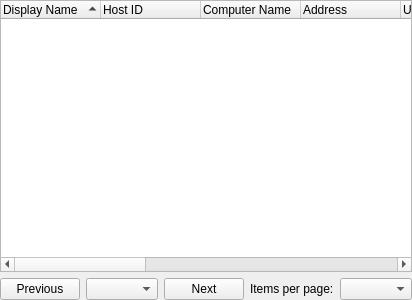
dchapyshev/aspia, file source/client/desktop/management/router_group_widget.ui: the form before one commit.
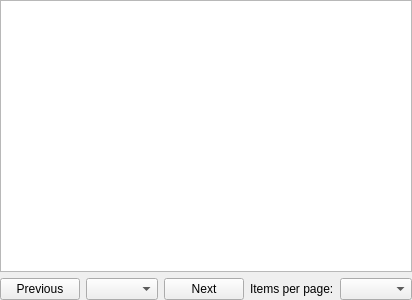
The form after the commit. Icons and pictures are not drawn. Custom widgets are drawn as their Qt base class.

Commit message: Using item model.

Patch:
```diff
--- a/source/client/desktop/management/router_group_widget.ui
+++ b/source/client/desktop/management/router_group_widget.ui
@@ -24,7 +24,7 @@
     <number>0</number>
    </property>
    <item>
-    <widget class="QTreeWidget" name="tree_host">
+    <widget class="QTreeView" name="tree_host">
      <property name="contextMenuPolicy">
       <enum>Qt::ContextMenuPolicy::CustomContextMenu</enum>
      </property>
@@ -37,69 +37,6 @@
      <property name="sortingEnabled">
       <bool>true</bool>
      </property>
-     <property name="columnCount">
-      <number>12</number>
-     </property>
-     <column>
-      <property name="text">
-       <string>Display Name</string>
-      </property>
-     </column>
-     <column>
-      <property name="text">
-       <string>Host ID</string>
-      </property>
-     </column>
-     <column>
-      <property name="text">
-       <string>Computer Name</string>
-      </property>
-     </column>
-     <column>
-      <property name="text">
-       <string>Address</string>
-      </property>
-     </column>
-     <column>
-      <property name="text">
-       <string>User Name</string>
-      </property>
-     </column>
-     <column>
-      <property name="text">
-       <string>Comment</string>
-      </property>
-     </column>
-     <column>
-      <property name="text">
-       <string>Operating System</string>
-      </property>
-     </column>
-     <column>
-      <property name="text">
-       <string>Version</string>
-      </property>
-     </column>
-     <column>
-      <property name="text">
-       <string>Architecture</string>
-      </property>
-     </column>
-     <column>
-      <property name="text">
-       <string>Last Connect</string>
-      </property>
-     </column>
-     <column>
-      <property name="text">
-       <string>Last Modify</string>
-      </property>
-     </column>
-     <column>
-      <property name="text">
-       <string>Status</string>
-      </property>
-     </column>
     </widget>
    </item>
    <item>
```
The commit also changes 2 other files.
